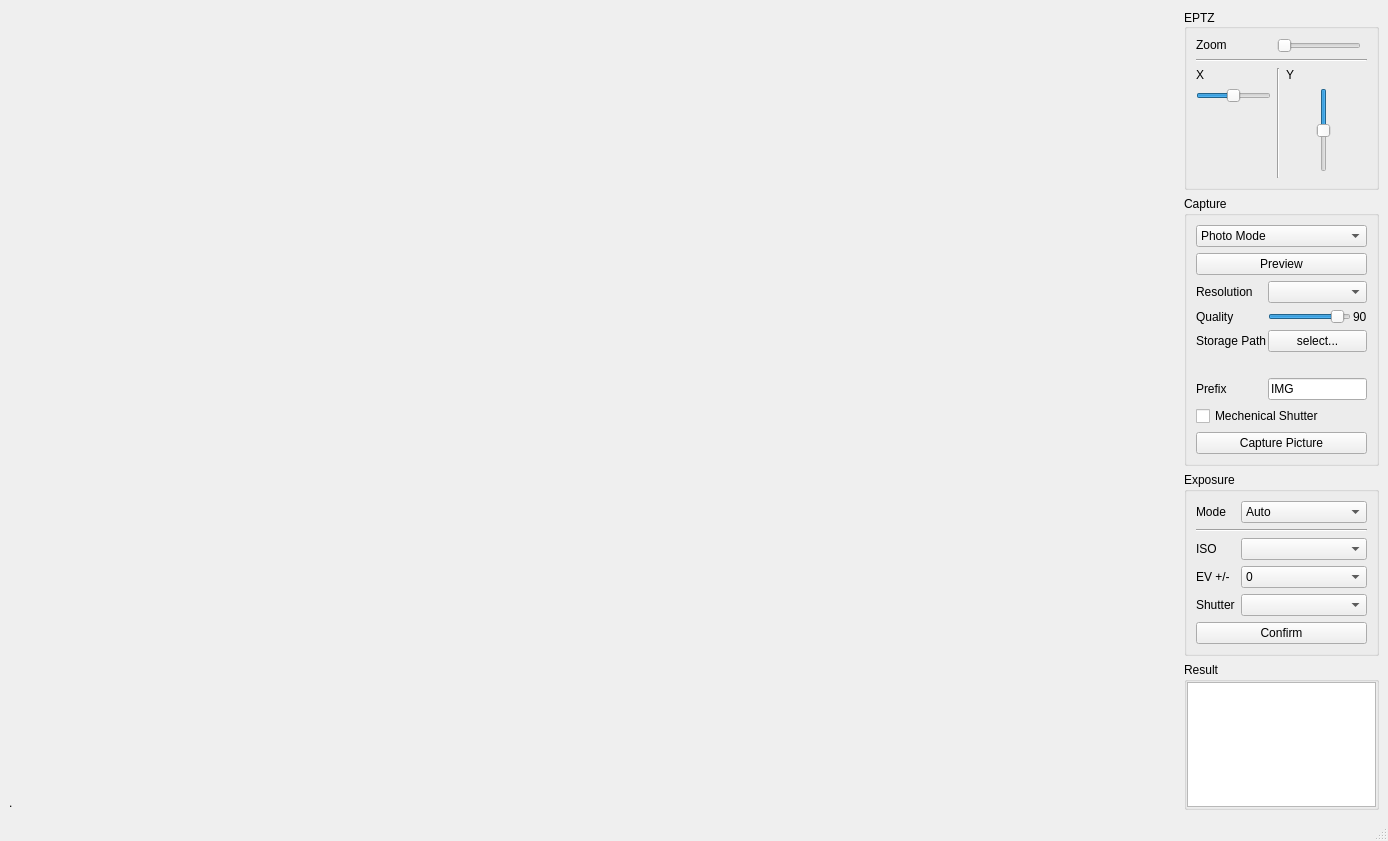
Before: the Qt Designer form mainwindow.ui in killsmm/m10v_qt_host_controller, drawn with Qt 5.
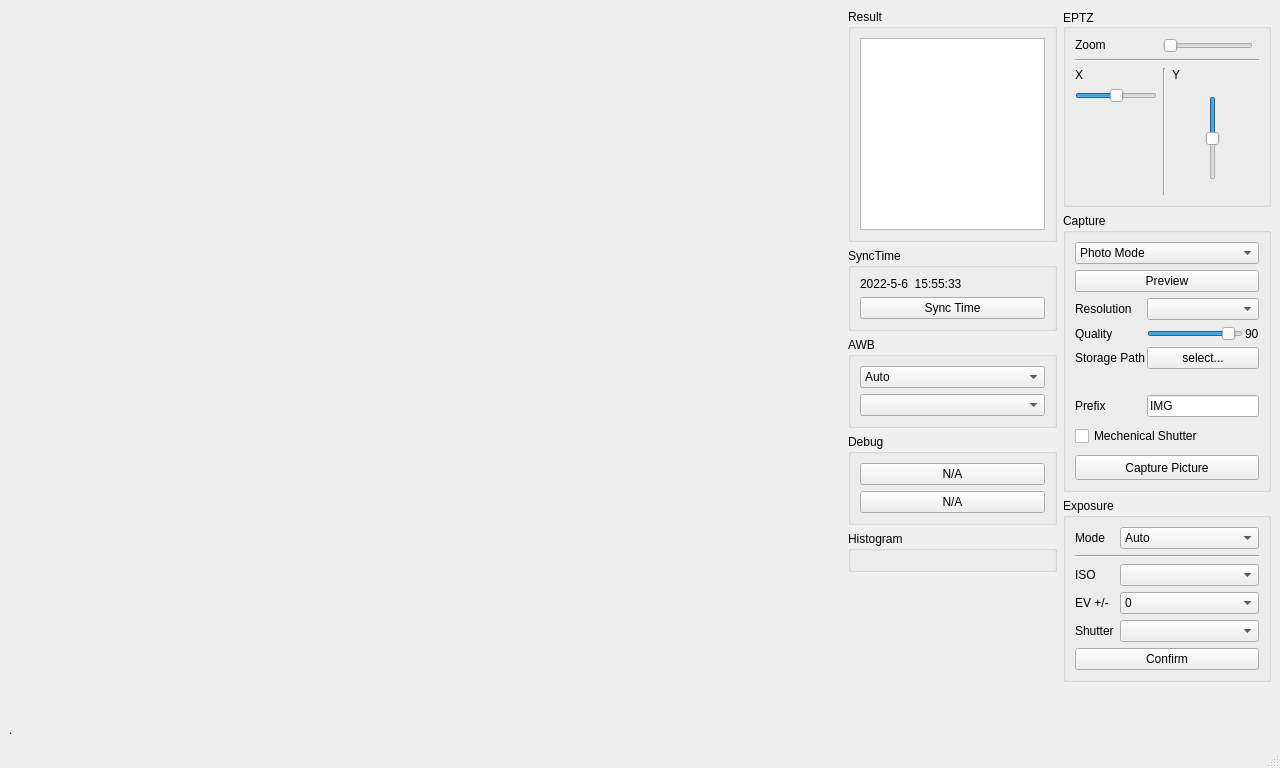
After: the same form once the commit is applied. Icons and pictures are not drawn.

What changed in the file:
```diff
--- a/mainwindow.ui
+++ b/mainwindow.ui
@@ -6,8 +6,8 @@
    <rect>
     <x>0</x>
     <y>0</y>
-    <width>1388</width>
-    <height>841</height>
+    <width>1280</width>
+    <height>768</height>
    </rect>
   </property>
   <property name="sizePolicy">
@@ -33,11 +33,17 @@
      <verstretch>0</verstretch>
     </sizepolicy>
    </property>
-   <layout class="QHBoxLayout" name="horizontalLayout" stretch="6,1">
+   <layout class="QHBoxLayout" name="horizontalLayout" stretch="4,1,1">
     <item>
      <layout class="QVBoxLayout" name="verticalLayout_2">
       <item>
        <widget class="QWidget" name="widget" native="true">
+        <property name="sizePolicy">
+         <sizepolicy hsizetype="Expanding" vsizetype="Expanding">
+          <horstretch>0</horstretch>
+          <verstretch>0</verstretch>
+         </sizepolicy>
+        </property>
         <layout class="QHBoxLayout" name="horizontalLayout_2"/>
        </widget>
       </item>
@@ -68,6 +74,146 @@
       </item>
      </layout>
     </item>
+    <item>
+     <layout class="QVBoxLayout" name="verticalLayout_4">
+      <item>
+       <widget class="QGroupBox" name="groupBox_3">
+        <property name="enabled">
+         <bool>true</bool>
+        </property>
+        <property name="sizePolicy">
+         <sizepolicy hsizetype="Preferred" vsizetype="Preferred">
+          <horstretch>0</horstretch>
+          <verstretch>0</verstretch>
+         </sizepolicy>
+        </property>
+        <property name="title">
+         <string>Result</string>
+        </property>
+        <layout class="QVBoxLayout" name="verticalLayout_3">
+         <item>
+          <widget class="QTextEdit" name="textEdit">
+           <property name="sizePolicy">
+            <sizepolicy hsizetype="Expanding" vsizetype="Fixed">
+             <horstretch>0</horstretch>
+             <verstretch>0</verstretch>
+            </sizepolicy>
+           </property>
+           <property name="autoFillBackground">
+            <bool>true</bool>
+           </property>
+          </widget>
+         </item>
+        </layout>
+       </widget>
+      </item>
+      <item>
+       <widget class="QGroupBox" name="groupBox_5">
+        <property name="sizePolicy">
+         <sizepolicy hsizetype="Preferred" vsizetype="Preferred">
+          <horstretch>0</horstretch>
+          <verstretch>0</verstretch>
+         </sizepolicy>
+        </property>
+        <property name="title">
+         <string>SyncTime</string>
+        </property>
+        <layout class="QVBoxLayout" name="verticalLayout_5">
+         <item>
+          <widget class="QLabel" name="label_time">
+           <property name="text">
+            <string>2022-5-6  15:55:33</string>
+           </property>
+          </widget>
+         </item>
+         <item>
+          <widget class="QPushButton" name="pushButton_sync_time">
+           <property name="sizePolicy">
+            <sizepolicy hsizetype="Minimum" vsizetype="Fixed">
+             <horstretch>0</horstretch>
+             <verstretch>0</verstretch>
+            </sizepolicy>
+           </property>
+           <property name="text">
+            <string>Sync Time</string>
+           </property>
+          </widget>
+         </item>
+        </layout>
+       </widget>
+      </item>
+      <item>
+       <widget class="QGroupBox" name="groupBox_6">
+        <property name="title">
+         <string>AWB</string>
+        </property>
+        <layout class="QVBoxLayout" name="verticalLayout_6">
+         <item>
+          <widget class="QComboBox" name="comboBox_mode">
+           <item>
+            <property name="text">
+             <string>Auto</string>
+            </property>
+           </item>
+           <item>
+            <property name="text">
+             <string>Manual</string>
+            </property>
+           </item>
+          </widget>
+         </item>
+         <item>
+          <widget class="QComboBox" name="comboBox_wb_scene"/>
+         </item>
+        </layout>
+       </widget>
+      </item>
+      <item>
+       <widget class="QGroupBox" name="groupBox_debug">
+        <property name="title">
+         <string>Debug</string>
+        </property>
+        <layout class="QVBoxLayout" name="verticalLayout_7">
+         <item>
+          <widget class="QPushButton" name="pushButton_6">
+           <property name="text">
+            <string>N/A</string>
+           </property>
+          </widget>
+         </item>
+         <item>
+          <widget class="QPushButton" name="pushButton_5">
+           <property name="text">
+            <string>N/A</string>
+           </property>
+          </widget>
+         </item>
+        </layout>
+       </widget>
+      </item>
+      <item>
+       <widget class="QGroupBox" name="groupBox_histogram">
+        <property name="title">
+         <string>Histogram</string>
+        </property>
+        <layout class="QVBoxLayout" name="verticalLayout_8"/>
+       </widget>
+      </item>
+      <item>
+       <spacer name="verticalSpacer_2">
+        <property name="orientation">
+         <enum>Qt::Vertical</enum>
+        </property>
+        <property name="sizeHint" stdset="0">
+         <size>
+          <width>20</width>
+          <height>40</height>
+         </size>
+        </property>
+       </spacer>
+      </item>
+     </layout>
+    </item>
     <item>
      <layout class="QVBoxLayout" name="verticalLayout" stretch="0,0,0,0">
       <property name="sizeConstraint">
@@ -94,18 +240,24 @@
             <enum>Qt::Vertical</enum>
            </property>
            <property name="sizeType">
-            <enum>QSizePolicy::Expanding</enum>
+            <enum>QSizePolicy::Fixed</enum>
            </property>
            <property name="sizeHint" stdset="0">
             <size>
              <width>20</width>
-             <height>40</height>
+             <height>80</height>
             </size>
            </property>
           </spacer>
          </item>
          <item row="3" column="2">
           <widget class="QLabel" name="label_7">
+           <property name="sizePolicy">
+            <sizepolicy hsizetype="Preferred" vsizetype="Fixed">
+             <horstretch>0</horstretch>
+             <verstretch>0</verstretch>
+            </sizepolicy>
+           </property>
            <property name="text">
             <string>Y</string>
            </property>
@@ -133,7 +285,7 @@
          <item row="0" column="0">
           <widget class="QLabel" name="label">
            <property name="sizePolicy">
-            <sizepolicy hsizetype="Preferred" vsizetype="Maximum">
+            <sizepolicy hsizetype="Preferred" vsizetype="Fixed">
              <horstretch>0</horstretch>
              <verstretch>0</verstretch>
             </sizepolicy>
@@ -145,6 +297,12 @@
          </item>
          <item row="3" column="0">
           <widget class="QLabel" name="label_6">
+           <property name="sizePolicy">
+            <sizepolicy hsizetype="Preferred" vsizetype="Fixed">
+             <horstretch>0</horstretch>
+             <verstretch>0</verstretch>
+            </sizepolicy>
+           </property>
            <property name="text">
             <string>X</string>
            </property>
@@ -342,6 +500,12 @@
               <verstretch>0</verstretch>
              </sizepolicy>
             </property>
+            <property name="minimumSize">
+             <size>
+              <width>169</width>
+              <height>182</height>
+             </size>
+            </property>
             <layout class="QGridLayout" name="gridLayout_5">
              <property name="leftMargin">
               <number>0</number>
@@ -363,6 +527,12 @@
              </property>
              <item row="1" column="2">
               <widget class="QLabel" name="label_4">
+               <property name="sizePolicy">
+                <sizepolicy hsizetype="Preferred" vsizetype="Preferred">
+                 <horstretch>0</horstretch>
+                 <verstretch>0</verstretch>
+                </sizepolicy>
+               </property>
                <property name="text">
                 <string>90</string>
                </property>
@@ -428,6 +598,12 @@
              </item>
              <item row="0" column="0">
               <widget class="QLabel" name="label_2">
+               <property name="sizePolicy">
+                <sizepolicy hsizetype="Fixed" vsizetype="Preferred">
+                 <horstretch>0</horstretch>
+                 <verstretch>0</verstretch>
+                </sizepolicy>
+               </property>
                <property name="text">
                 <string>Resolution</string>
                </property>
@@ -452,7 +628,7 @@
                 <bool>true</bool>
                </property>
                <property name="sizePolicy">
-                <sizepolicy hsizetype="Preferred" vsizetype="Preferred">
+                <sizepolicy hsizetype="Preferred" vsizetype="Fixed">
                  <horstretch>0</horstretch>
                  <verstretch>0</verstretch>
                 </sizepolicy>
@@ -476,6 +652,12 @@
              </item>
              <item row="1" column="0">
               <widget class="QLabel" name="label_3">
+               <property name="sizePolicy">
+                <sizepolicy hsizetype="Fixed" vsizetype="Preferred">
+                 <horstretch>0</horstretch>
+                 <verstretch>0</verstretch>
+                </sizepolicy>
+               </property>
                <property name="text">
                 <string>Quality</string>
                </property>
@@ -483,6 +665,12 @@
              </item>
              <item row="2" column="0">
               <widget class="QLabel" name="label_9">
+               <property name="sizePolicy">
+                <sizepolicy hsizetype="Fixed" vsizetype="Preferred">
+                 <horstretch>0</horstretch>
+                 <verstretch>0</verstretch>
+                </sizepolicy>
+               </property>
                <property name="text">
                 <string>Storage Path</string>
                </property>
@@ -526,7 +714,7 @@
              <item row="7" column="0" colspan="3">
               <widget class="QPushButton" name="pushButton_take_photo">
                <property name="sizePolicy">
-                <sizepolicy hsizetype="Preferred" vsizetype="Fixed">
+                <sizepolicy hsizetype="Preferred" vsizetype="Preferred">
                  <horstretch>0</horstretch>
                  <verstretch>0</verstretch>
                 </sizepolicy>
@@ -539,7 +727,7 @@
              <item row="6" column="0" colspan="3">
               <widget class="QCheckBox" name="checkBox">
                <property name="sizePolicy">
-                <sizepolicy hsizetype="Minimum" vsizetype="Fixed">
+                <sizepolicy hsizetype="Minimum" vsizetype="Preferred">
                  <horstretch>0</horstretch>
                  <verstretch>0</verstretch>
                 </sizepolicy>
@@ -598,6 +786,12 @@
          </property>
          <item row="3" column="1">
           <widget class="QComboBox" name="comboBox_ev">
+           <property name="sizePolicy">
+            <sizepolicy hsizetype="Preferred" vsizetype="Fixed">
+             <horstretch>0</horstretch>
+             <verstretch>0</verstretch>
+            </sizepolicy>
+           </property>
            <property name="currentIndex">
             <number>2</number>
            </property>
@@ -702,17 +896,23 @@
          </item>
          <item row="0" column="1">
           <widget class="QComboBox" name="comboBox_7">
+           <property name="sizePolicy">
+            <sizepolicy hsizetype="Preferred" vsizetype="Fixed">
+             <horstretch>0</horstretch>
+             <verstretch>0</verstretch>
+            </sizepolicy>
+           </property>
            <property name="currentIndex">
-            <number>1</number>
+            <number>0</number>
            </property>
            <item>
             <property name="text">
-             <string>Mannual</string>
+             <string>Auto</string>
             </property>
            </item>
            <item>
             <property name="text">
-             <string>Auto</string>
+             <string>Manual</string>
             </property>
            </item>
           </widget>
@@ -722,10 +922,22 @@
            <property name="enabled">
             <bool>true</bool>
            </property>
+           <property name="sizePolicy">
+            <sizepolicy hsizetype="Preferred" vsizetype="Fixed">
+             <horstretch>0</horstretch>
+             <verstretch>0</verstretch>
+            </sizepolicy>
+           </property>
           </widget>
          </item>
          <item row="9" column="0" colspan="2">
           <widget class="QPushButton" name="pushButton">
+           <property name="sizePolicy">
+            <sizepolicy hsizetype="Minimum" vsizetype="Fixed">
+             <horstretch>0</horstretch>
+             <verstretch>0</verstretch>
+            </sizepolicy>
+           </property>
            <property name="text">
             <string>Confirm</string>
            </property>
@@ -735,50 +947,17 @@
        </widget>
       </item>
       <item>
-       <widget class="QGroupBox" name="groupBox_3">
-        <property name="enabled">
-         <bool>true</bool>
+       <spacer name="verticalSpacer_3">
+        <property name="orientation">
+         <enum>Qt::Vertical</enum>
         </property>
-        <property name="sizePolicy">
-         <sizepolicy hsizetype="Expanding" vsizetype="Expanding">
-          <horstretch>0</horstretch>
-          <verstretch>0</verstretch>
-         </sizepolicy>
+        <property name="sizeHint" stdset="0">
+         <size>
+          <width>20</width>
+          <height>40</height>
+         </size>
         </property>
-        <property name="title">
-         <string>Result</string>
-        </property>
-        <layout class="QHBoxLayout" name="horizontalLayout_3">
-         <property name="spacing">
-          <number>0</number>
-         </property>
-         <property name="leftMargin">
-          <number>0</number>
-         </property>
-         <property name="topMargin">
-          <number>0</number>
-         </property>
-         <property name="rightMargin">
-          <number>0</number>
-         </property>
-         <property name="bottomMargin">
-          <number>0</number>
-         </property>
-         <item>
-          <widget class="QTextEdit" name="textEdit">
-           <property name="sizePolicy">
-            <sizepolicy hsizetype="Preferred" vsizetype="Preferred">
-             <horstretch>0</horstretch>
-             <verstretch>0</verstretch>
-            </sizepolicy>
-           </property>
-           <property name="autoFillBackground">
-            <bool>true</bool>
-           </property>
-          </widget>
-         </item>
-        </layout>
-       </widget>
+       </spacer>
       </item>
      </layout>
     </item>
```
Left out of the diff: 8 changed lines with no effect on the pictures.
